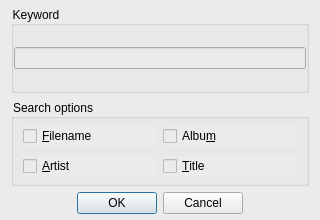
The window that source/ui/playlistwindow/tp_filesearchdialog.ui (ZXfkSIE/ThousandPlayer) describes before a commit, drawn with Qt 5.
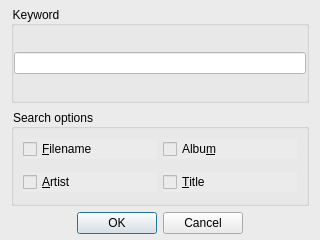
The same window after the commit.

```diff
--- a/source/ui/playlistwindow/tp_filesearchdialog.ui
+++ b/source/ui/playlistwindow/tp_filesearchdialog.ui
@@ -7,7 +7,7 @@
     <x>0</x>
     <y>0</y>
     <width>320</width>
-    <height>220</height>
+    <height>240</height>
    </rect>
   </property>
   <property name="sizePolicy">
@@ -16,6 +16,18 @@
     <verstretch>0</verstretch>
    </sizepolicy>
   </property>
+  <property name="minimumSize">
+   <size>
+    <width>320</width>
+    <height>240</height>
+   </size>
+  </property>
+  <property name="maximumSize">
+   <size>
+    <width>320</width>
+    <height>240</height>
+   </size>
+  </property>
   <property name="windowTitle">
    <string>Dialog</string>
   </property>
@@ -51,7 +63,11 @@
        <number>0</number>
       </property>
       <item>
-       <widget class="QLineEdit" name="lineEdit"/>
+       <widget class="QLineEdit" name="lineEdit">
+        <property name="styleSheet">
+         <string notr="true">background-color: white</string>
+        </property>
+       </widget>
       </item>
      </layout>
     </widget>
```
Left out of the diff: 2 changed lines with no effect on the pictures.
